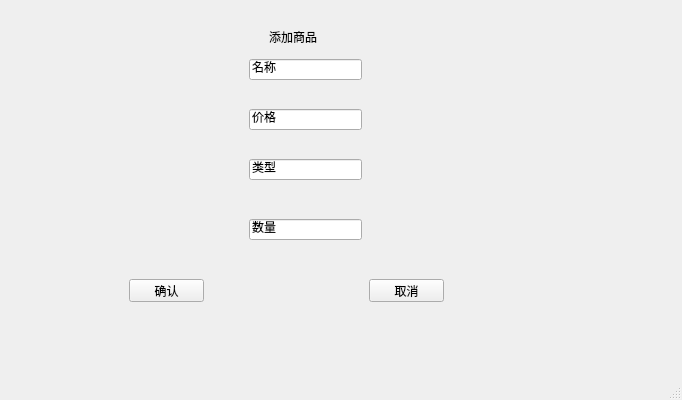
Before: the Qt Designer form login.ui in Airofact/QtSupermarketManagement, drawn with Qt 5.
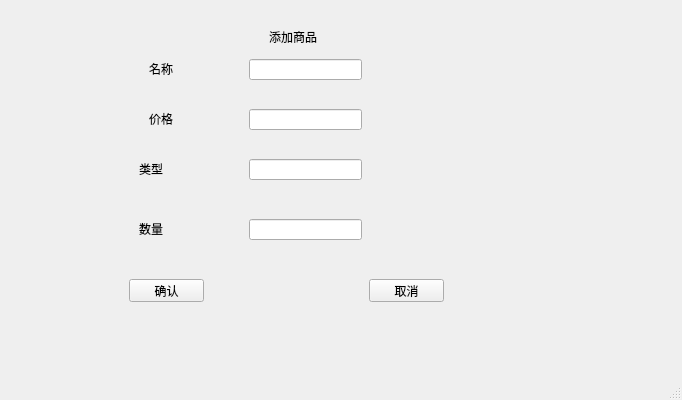
After: the same form once the commit is applied. The open tabs and pages were chosen to show the change. Icons and pictures are not drawn.

Commit message: 完成了InventoryPage

Patch:
```diff
--- a/login.ui
+++ b/login.ui
@@ -820,7 +820,7 @@
          </rect>
         </property>
         <property name="text">
-         <string>名称</string>
+         <string/>
         </property>
        </widget>
        <widget class="QLineEdit" name="price">
@@ -833,7 +833,7 @@
          </rect>
         </property>
         <property name="text">
-         <string>价格</string>
+         <string/>
         </property>
        </widget>
        <widget class="QLineEdit" name="type">
@@ -846,7 +846,7 @@
          </rect>
         </property>
         <property name="text">
-         <string>类型</string>
+         <string/>
         </property>
        </widget>
        <widget class="QLineEdit" name="amount">
@@ -859,7 +859,7 @@
          </rect>
         </property>
         <property name="text">
-         <string>数量</string>
+         <string/>
         </property>
        </widget>
        <widget class="QLabel" name="label_3">
@@ -875,6 +875,58 @@
          <string>添加商品</string>
         </property>
        </widget>
+       <widget class="QLabel" name="label_6">
+        <property name="geometry">
+         <rect>
+          <x>140</x>
+          <y>50</y>
+          <width>69</width>
+          <height>19</height>
+         </rect>
+        </property>
+        <property name="text">
+         <string>名称</string>
+        </property>
+       </widget>
+       <widget class="QLabel" name="label_7">
+        <property name="geometry">
+         <rect>
+          <x>140</x>
+          <y>100</y>
+          <width>69</width>
+          <height>19</height>
+         </rect>
+        </property>
+        <property name="text">
+         <string>价格</string>
+        </property>
+       </widget>
+       <widget class="QLabel" name="label_8">
+        <property name="geometry">
+         <rect>
+          <x>130</x>
+          <y>150</y>
+          <width>69</width>
+          <height>19</height>
+         </rect>
+        </property>
+        <property name="text">
+         <string>类型</string>
+        </property>
+       </widget>
+       <widget class="QLabel" name="label_9">
+        <property name="geometry">
+         <rect>
+          <x>130</x>
+          <y>210</y>
+          <width>69</width>
+          <height>19</height>
+         </rect>
+        </property>
+        <property name="text">
+         <string>数量</string>
+        </property>
+       </widget>
       </widget>
       <widget class="QWidget" name="editpage">
        <widget class="QLabel" name="label">
```
Left out of the diff: 70 changed lines with no effect on the pictures. The commit also changes 2 other files.
